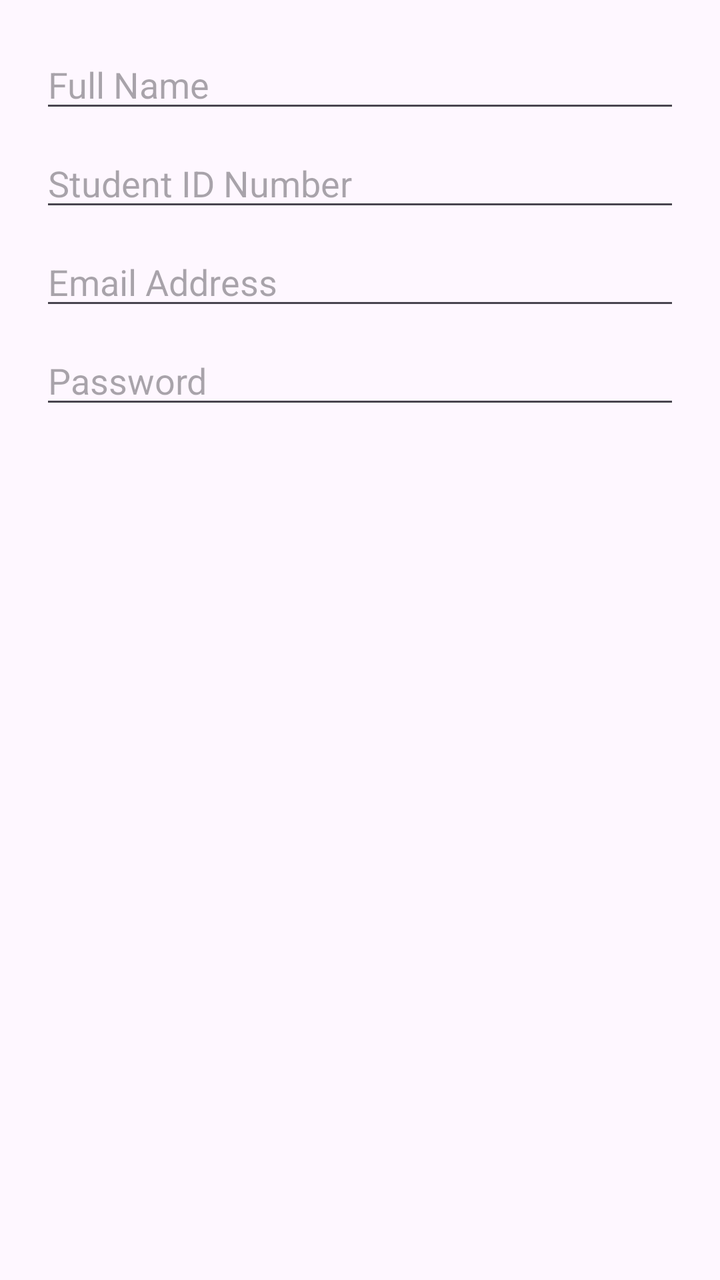
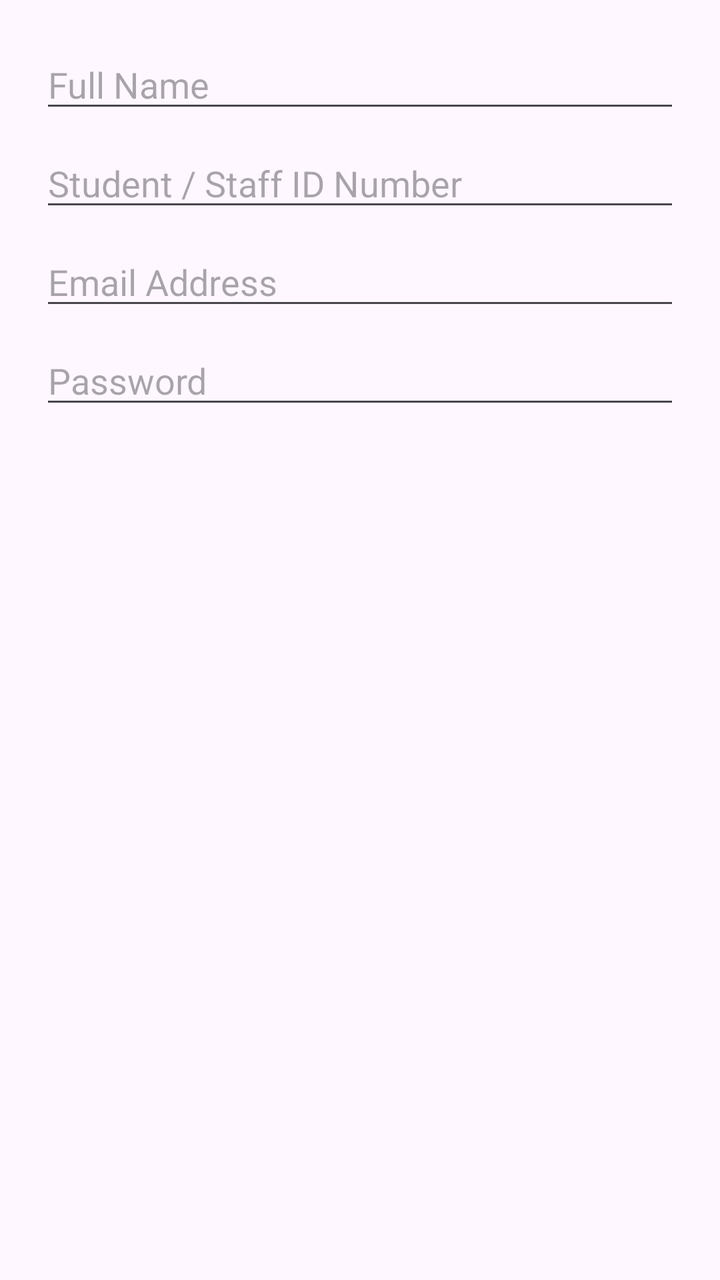

An Android layout rendered at two revisions. The XML below is the earlier revision; the diff shows what the commit changed to produce the second picture.
<!-- AndroidManifest.xml: application theme Theme.Schoolthing -->
<!-- res/layout/dialog_create_student.xml -->
<?xml version="1.0" encoding="utf-8"?>
<LinearLayout xmlns:android="http://schemas.android.com/apk/res/android"
    android:layout_width="match_parent"
    android:layout_height="wrap_content"
    android:orientation="vertical"
    android:padding="20dp">

    <EditText
        android:id="@+id/etStudentName"
        android:layout_width="match_parent"
        android:layout_height="wrap_content"
        android:hint="Full Name"
        android:inputType="textPersonName" />

    <EditText
        android:id="@+id/etStudentId"
        android:layout_width="match_parent"
        android:layout_height="wrap_content"
        android:layout_marginTop="8dp"
        android:hint="Student ID Number"
        android:inputType="text" />

    <EditText
        android:id="@+id/etStudentEmail"
        android:layout_width="match_parent"
        android:layout_height="wrap_content"
        android:layout_marginTop="8dp"
        android:hint="Email Address"
        android:inputType="textEmailAddress" />

    <EditText
        android:id="@+id/etStudentPassword"
        android:layout_width="match_parent"
        android:layout_height="wrap_content"
        android:layout_marginTop="8dp"
        android:hint="Password"
        android:inputType="textPassword" />

</LinearLayout>
<!-- resources referenced by this layout -->
<resources>
  <style name="Theme.Schoolthing" parent="Theme.Material3.DayNight.NoActionBar">
          <item name="colorPrimary">#1E88E5</item>
          <item name="colorOnPrimary">#FFFFFF</item>
          <item name="colorSecondary">#2E7D32</item>
          <item name="colorOnSecondary">#FFFFFF</item>
          <item name="android:statusBarColor">#1976D2</item>
      </style>
</resources>

<!-- the commit's change to res/layout/dialog_create_student.xml (unified diff, before → after) -->
@@ -9,31 +9,35 @@
         android:id="@+id/etStudentName"
         android:layout_width="match_parent"
         android:layout_height="wrap_content"
-        android:hint="Full Name"
-        android:inputType="textPersonName" />
+        android:hint="@string/hint_full_name"
+        android:inputType="textPersonName"
+        android:autofillHints="name"  />
 
     <EditText
         android:id="@+id/etStudentId"
         android:layout_width="match_parent"
         android:layout_height="wrap_content"
         android:layout_marginTop="8dp"
-        android:hint="Student ID Number"
-        android:inputType="text" />
+        android:hint="@string/hint_student_staff_id"
+        android:inputType="text"
+        android:importantForAutofill="no"  />
 
     <EditText
         android:id="@+id/etStudentEmail"
         android:layout_width="match_parent"
         android:layout_height="wrap_content"
         android:layout_marginTop="8dp"
-        android:hint="Email Address"
-        android:inputType="textEmailAddress" />
+        android:hint="@string/hint_email_address"
+        android:inputType="textEmailAddress"
+        android:autofillHints="emailAddress"  />
 
     <EditText
         android:id="@+id/etStudentPassword"
         android:layout_width="match_parent"
         android:layout_height="wrap_content"
         android:layout_marginTop="8dp"
-        android:hint="Password"
-        android:inputType="textPassword" />
+        android:hint="@string/hint_password"
+        android:inputType="textPassword"
+        android:autofillHints="password"  />
 
 </LinearLayout>
<!-- resource entries referenced after the edit -->
@@ -1,5 +1,9 @@
 <!-- resources referenced by this layout -->
 <resources>
+  <string name="hint_email_address">Email Address</string>
+  <string name="hint_full_name">Full Name</string>
+  <string name="hint_password">Password</string>
+  <string name="hint_student_staff_id">Student / Staff ID Number</string>
   <style name="Theme.Schoolthing" parent="Theme.Material3.DayNight.NoActionBar">
           <item name="colorPrimary">#1E88E5</item>
           <item name="colorOnPrimary">#FFFFFF</item>
